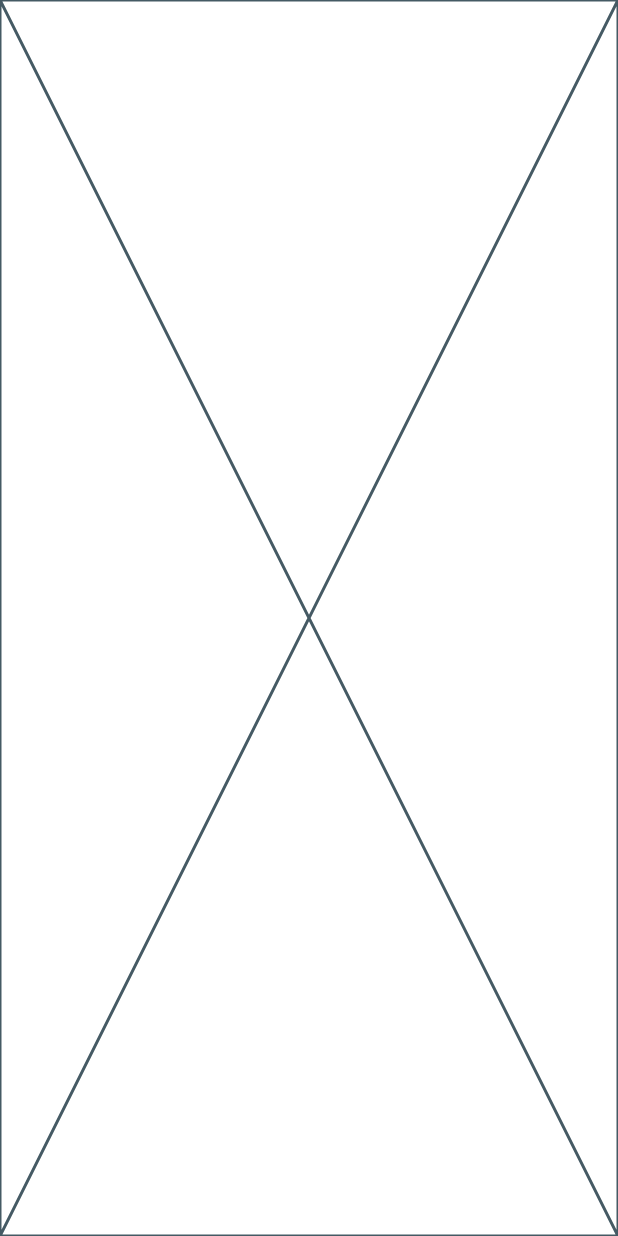
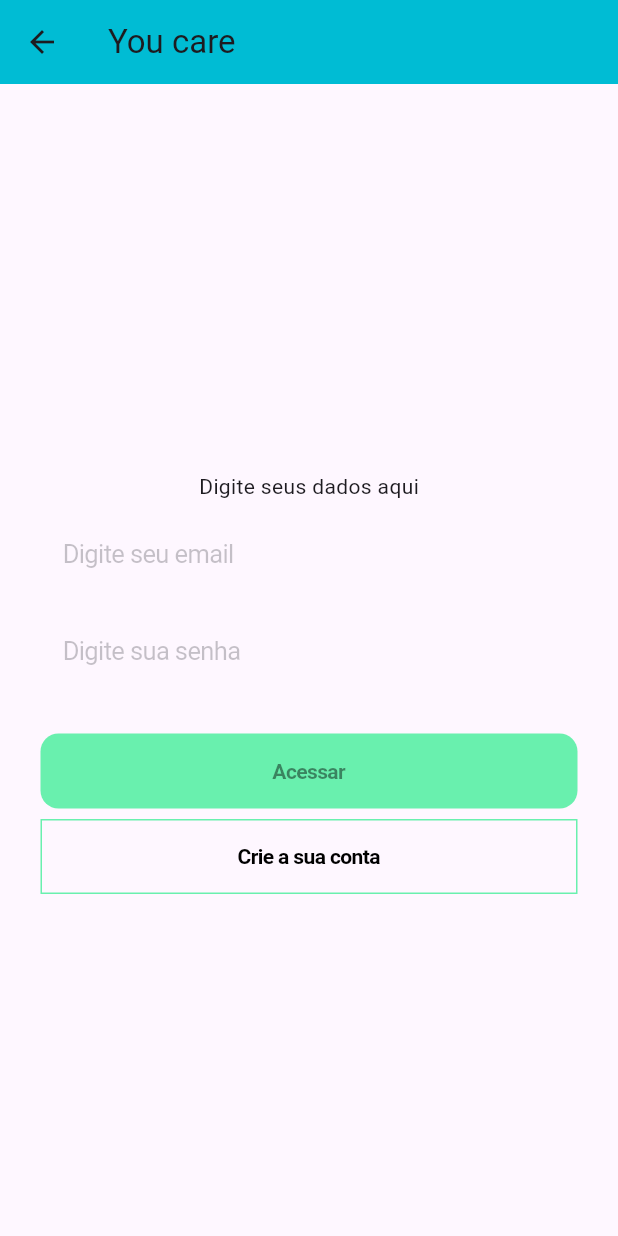
Before and after one commit to Alexgoi/FluxCode, a Flutter app: the screen it shows after launch, after a tap on the "account circle" icon, on a phone screen of 412 x 824 dp. Run offline on Flutter 3.47's test engine with Material 3 defaults, Android fonts, the phone set to English and light mode, and no system bars.

Commit message:
tentativa de commit

```diff
--- a/lib/main.dart
+++ b/lib/main.dart
@@ -1,3 +1,4 @@
+import 'package:flutter/cupertino.dart';
 import 'package:flutter/material.dart';
 
 void main(){
@@ -46,6 +47,106 @@ class LoginPage extends StatelessWidget {
 
   @override
   Widget build(BuildContext context) {
-    return const Placeholder();
+    return Scaffold(
+      appBar: AppBar(
+        title: const Text("You care"),
+        backgroundColor: Colors.cyan,
+      ),
+      body: Container(
+                width: MediaQuery.of(context).size.width,
+                padding: const EdgeInsets.all(27),
+                child: Column(
+                  mainAxisAlignment: MainAxisAlignment.center,
+                  children: [
+                    const SizedBox(height: 30,),
+                    const Text("Digite seus dados aqui"),
+                    const SizedBox(height: 10,),
+                    const CupertinoTextField(
+                      cursorColor: Colors.black,
+                      padding: EdgeInsets.all(15),
+                      placeholder: "Digite seu email",
+                      decoration: BoxDecoration(
+                        borderRadius: BorderRadius.all(Radius.circular(7))
+                      ),
+                    ),
+                    const SizedBox(height: 15),
+                    const CupertinoTextField(
+                      cursorColor: Colors.black,
+                      padding: EdgeInsets.all(15),
+                      placeholder: "Digite sua senha",
+                      decoration: BoxDecoration(
+                        borderRadius: BorderRadius.all(Radius.circular(7))
+                      ),
+                    ),
+                    const SizedBox(height: 30),
+                    SizedBox(
+                      width: double.infinity,
+                      child: CupertinoButton(
+                        padding: const EdgeInsets.all(17),
+                        color: Colors.greenAccent,
+                        child: const Text(
+                          "Acessar",
+                          style: TextStyle(
+                            color: Colors.black45,
+                            fontSize: 14,
+                            fontWeight: FontWeight.w600,
+                          ),
+                        ),
+                        onPressed: () {},
+                      ),
+                      ),
+                      const SizedBox(height: 7),
+                      Container(
+                        width: double.infinity,
+                        decoration: BoxDecoration(
+                          border: Border.all(color: Colors.greenAccent,)
+                        ),
+                        child: CupertinoButton(
+                          child: const Text(
+                            "Crie a sua conta",
+                            style: TextStyle(
+                              color: Colors.black,
+                              fontSize: 14,
+                              fontWeight: FontWeight.w600,
+                            ),
+                        ),
+                         onPressed: (){
+                          showDialog(context: context,
+                           barrierDismissible: true,
+                           builder: (BuildContext cxt){
+                            return const AlertDialog(
+                              content: CriarConta(),
+                            );
+                           }
+                           );
+                         }),
+                      )
+                    ],
+                  ),
+                ),
+
+        );
   }
 }
+
+class CriarConta extends StatefulWidget {
+  const CriarConta({super.key});
+
+  @override
+  State<CriarConta> createState() => _NestedDialogState();
+}
+
+class _NestedDialogState extends State<CriarConta> {
+  @override
+  Widget build(BuildContext context) {
+    return const AlertDialog(
+      content: SingleChildScrollView(
+        child: ListBody(
+          children: [
+            Text("Você clicou em criar sua conta!")
+          ],
+        ),
+      ),
+    );
+  }
+}
```
